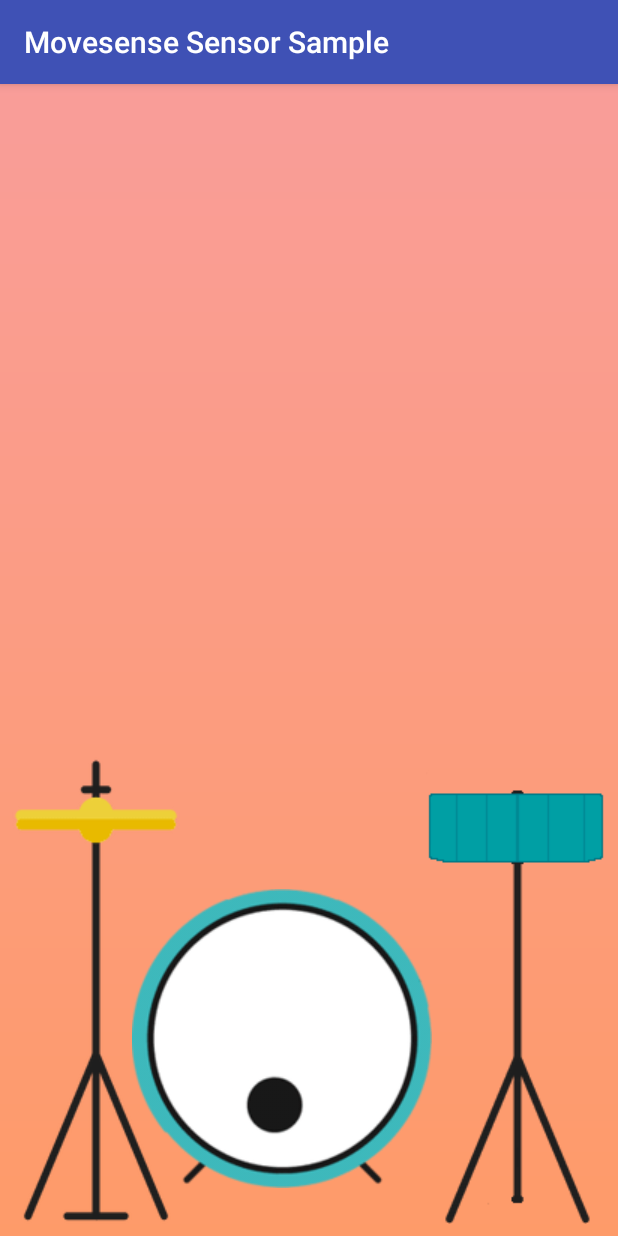
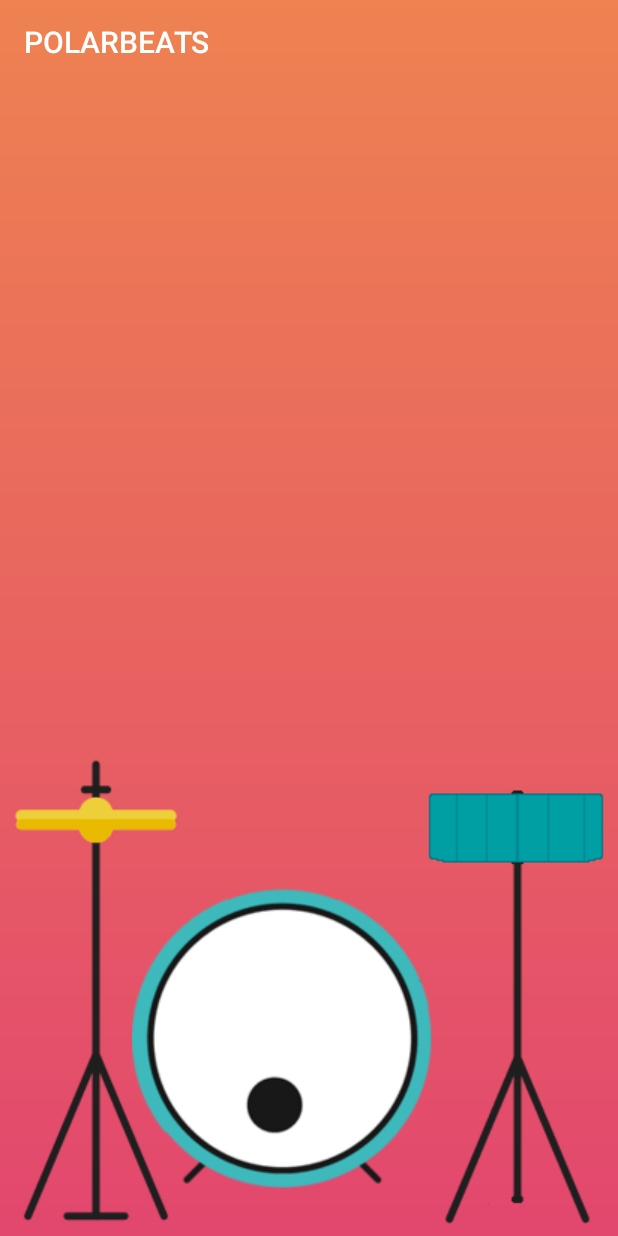
Before and after one commit to mjturt/polarbeats, an Android app: the screen it shows after launch (MainActivity), on a phone screen of 412 x 824 dp. Run offline under Robolectric (Android 15) with nearby library versions, the light colour scheme and no system bars.

Commit message:
Adjusted colors a bit

```diff
--- a/app/src/main/AndroidManifest.xml
+++ b/app/src/main/AndroidManifest.xml
@@ -8,6 +8,7 @@
         android:label="@string/app_name"
         android:roundIcon="@mipmap/ic_launcher_round"
         android:supportsRtl="true"
+        android:background="@drawable/background_gradient"
         android:theme="@style/AppTheme">
         <activity android:name=".MainActivity">
             <intent-filter>
--- a/app/src/main/res/drawable/background_gradient.xml
+++ b/app/src/main/res/drawable/background_gradient.xml
@@ -1,8 +1,8 @@
 <?xml version="1.0" encoding="utf-8" ?>
 <shape xmlns:android="http://schemas.android.com/apk/res/android">
     <gradient
-        android:startColor="@color/gradientstart"
-        android:endColor="@color/gradientend"
+        android:startColor="@color/gradientStart"
+        android:endColor="@color/gradientEnd"
         android:angle="270"
         />
 </shape>
--- a/app/src/main/res/layout/activity_main.xml
+++ b/app/src/main/res/layout/activity_main.xml
@@ -6,7 +6,9 @@
         android:layout_width="match_parent"
         android:layout_height="match_parent"
         tools:context=".MainActivity"
-        android:background="@drawable/background_gradient">
+        android:background="@drawable/background_gradient"
+        android:fitsSystemWindows="true">
+
 
     <ImageView
         android:id="@+id/hihat"
--- a/app/src/main/res/values/strings.xml
+++ b/app/src/main/res/values/strings.xml
@@ -1,11 +1,12 @@
 <resources>
-    <string name="app_name">Movesense Sensor Sample</string>
+    <string name="app_name">POLARBEATS</string>
     <string name="instructions_text">This app demonstrates how to connect to the Movesense sensor.\n
         - First scan for BLE devices and then connect to it by clicking it on the list.\n
         - Clicking on connected device will subscribe to accelerometer data which is shown on screen.\n
         - click on &quot;Unsubscribe&quot; will unsubscribe from sensor data.\n
         - Long click on connected device will disconnect
     </string>
-    <color name="gradientstart">#F99D99</color>
-    <color name="gradientend">#FE9B69</color>
+    <color name="gradientStart">#ee8251</color>
+    <color name="gradientEnd">#e2476e</color>
+    <color name="navigationBar">#a83253</color>
 </resources>
--- a/app/src/main/res/values/styles.xml
+++ b/app/src/main/res/values/styles.xml
@@ -3,9 +3,22 @@
     <!-- Base application theme. -->
     <style name="AppTheme" parent="Theme.AppCompat.Light.DarkActionBar">
         <!-- Customize your theme here. -->
-        <item name="colorPrimary">@color/colorPrimary</item>
-        <item name="colorPrimaryDark">@color/colorPrimaryDark</item>
-        <item name="colorAccent">@color/colorAccent</item>
+        <item name="colorPrimaryDark">@color/gradientStart</item>
+        <item name="colorAccent">@color/gradientStart</item>
+        <item name="colorPrimary">@color/gradientStart</item>
+        <item name="android:actionBarStyle">@style/ThemeActionBar</item>
+        <item name="android:windowActionBarOverlay">true</item>
+        <!-- Support library compatibility -->
+        <item name="actionBarStyle">@style/ThemeActionBar</item>
+        <item name="windowActionBarOverlay">true</item>
+        <item name="android:navigationBarColor">@color/navigationBar</item>
+    </style>
+
+    <style name="ThemeActionBar"
+        parent="Widget.AppCompat.Light.ActionBar.Solid">
+        <item name="android:background">@null</item>
+        <!-- Support library compatibility -->
+        <item name="background">@null</item>
     </style>
 
 </resources>
```
